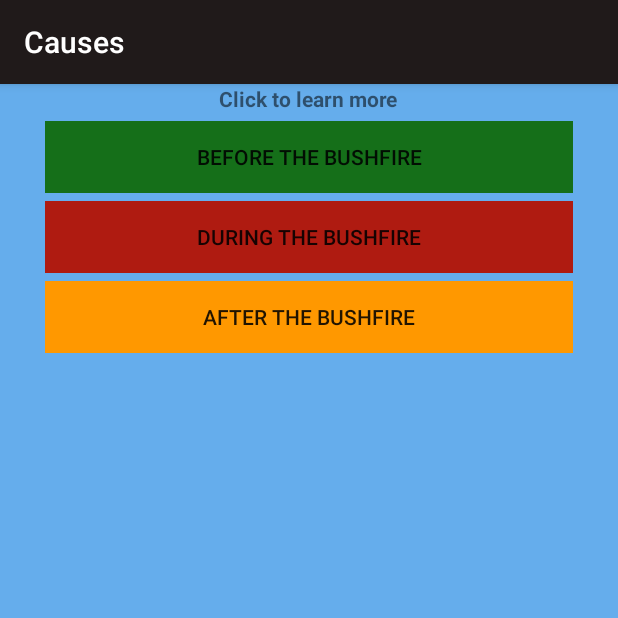
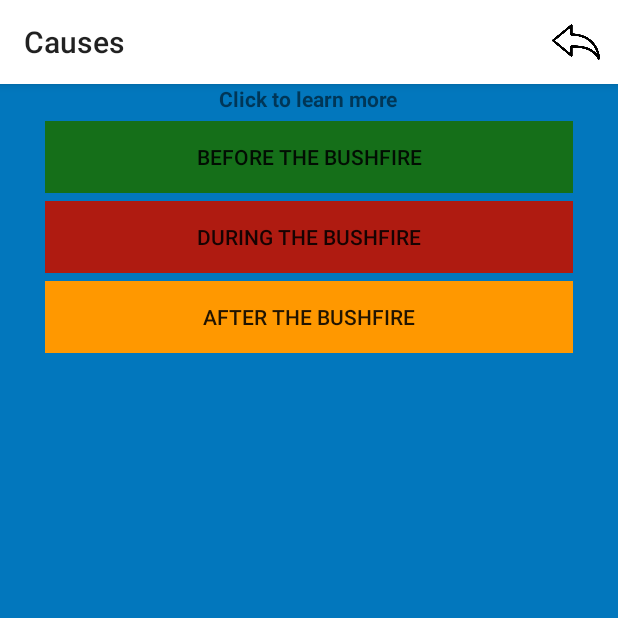
Before and after one commit to fzkfzkqq/mapboxv1.0, an Android app: the ActionActivity screen opened directly, with no data from a screen before it, on a phone screen of 412 x 824 dp, the top half of it. Run offline under Robolectric (Android 15) with nearby library versions, the phone set to English and light mode, and no system bars.

Commit message:
back button added

```diff
--- a/app/build.gradle
+++ b/app/build.gradle
@@ -28,4 +28,7 @@ dependencies {
     testImplementation 'junit:junit:4.12'
     androidTestImplementation 'com.android.support.test:runner:1.0.2'
     androidTestImplementation 'com.android.support.test.espresso:espresso-core:3.0.2'
+
+    implementation fileTree(dir: 'libs', include: ['*.jar'])
+    implementation 'com.android.support:appcompat-v7:28.0.0'
 }
--- a/app/src/main/java/com/example/mapbox/ActionActivity.java
+++ b/app/src/main/java/com/example/mapbox/ActionActivity.java
@@ -1,7 +1,11 @@
 package com.example.mapbox;
 
+import android.content.Intent;
 import android.os.Bundle;
 import android.support.v7.app.AppCompatActivity;
+import android.support.v7.widget.Toolbar;
+import android.view.Menu;
+import android.view.MenuItem;
 import android.view.View;
 import android.widget.Button;
 import android.widget.TextView;
@@ -21,6 +25,9 @@ public class ActionActivity extends AppCompatActivity implements View.OnClickLis
 
     private TextView temporary;
 
+    private Toolbar mTopToolbar;
+
+
     @Override
     protected void onCreate(Bundle savedInstanceState) {
         super.onCreate(savedInstanceState);
@@ -35,6 +42,9 @@ public class ActionActivity extends AppCompatActivity implements View.OnClickLis
         during_text= findViewById(R.id.during_text);
         after_text = findViewById(R.id.after_text);
 
+        //adding a back menu
+        mTopToolbar = (Toolbar) findViewById(R.id.my_toolbar);
+        setSupportActionBar(mTopToolbar);
 
         before.setOnClickListener(this);
         during.setOnClickListener(this);
@@ -67,4 +77,32 @@ public class ActionActivity extends AppCompatActivity implements View.OnClickLis
                 break;
         }
     }
+
+    //adding the toolbar
+    @Override
+    public boolean onCreateOptionsMenu(Menu menu) {
+        // Inflate the menu; this adds items to the action bar if it is present.
+        getMenuInflater().inflate(R.menu.menu_main, menu);
+        return true;
+    }
+
+    @Override
+    public boolean onOptionsItemSelected(MenuItem item) {
+        // Handle action bar item clicks here. The action bar will
+        // automatically handle clicks on the Home/Up button, so long
+        // as you specify a parent activity in AndroidManifest.xml.
+        int id = item.getItemId();
+
+        //noinspection SimplifiableIfStatement
+        if (id == R.id.back) {
+
+            //Add logic here
+            Intent intent = new Intent(ActionActivity.this,MainActivity.class);
+            startActivity(intent);
+
+            return true;
+        }
+
+        return super.onOptionsItemSelected(item);
+    }
 }
--- a/app/src/main/res/layout/actions.xml
+++ b/app/src/main/res/layout/actions.xml
@@ -8,6 +8,13 @@
     tools:context=".MainActivity"
     android:animateLayoutChanges="true">
 
+    <android.support.v7.widget.Toolbar
+        android:id="@+id/my_toolbar"
+        android:layout_width="match_parent"
+        android:layout_height="?attr/actionBarSize"
+        style="@style/HeaderBar"
+        android:elevation="4dp"
+        />
 
     <LinearLayout
         android:layout_width="match_parent"
--- a/app/src/main/res/layout/activity_main.xml
+++ b/app/src/main/res/layout/activity_main.xml
@@ -7,7 +7,10 @@
     android:layout_height="match_parent"
     android:orientation="vertical"
     tools:context=".MainActivity"
+
     android:background="@color/backgroundclr">
+
+
 
     <com.mapbox.mapboxsdk.maps.MapView
         android:id="@+id/mapView"
--- /dev/null
+++ b/app/src/main/res/menu/menu_main.xml
@@ -0,0 +1,12 @@
+<?xml version="1.0" encoding="utf-8"?>
+<menu xmlns:app="http://schemas.android.com/apk/res-auto"
+    xmlns:android="http://schemas.android.com/apk/res/android">
+
+    <item
+        android:id="@+id/back"
+        android:orderInCategory="300"
+        android:title="back"
+        android:icon="@drawable/back"
+        app:showAsAction="ifRoom"></item>
+
+</menu>
--- a/app/src/main/res/values/colors.xml
+++ b/app/src/main/res/values/colors.xml
@@ -1,9 +1,9 @@
 <?xml version="1.0" encoding="utf-8"?>
 <resources>
-    <color name="colorPrimary">#201A1A</color>
-    <color name="colorPrimaryDark">#090404</color>
+    <color name="colorPrimary">#FFFFFF</color>
+    <color name="colorPrimaryDark">#0C0B0B</color>
     <color name="colorAccent">#FFEB3B</color>
-    <color name="backgroundclr">#65ADEC</color>
+    <color name="backgroundclr">#0277BD</color>
     <color name="cardwhite">#FFFFFF</color>
     <color name="fuelload">#FFFFFF</color>
     <color name="moisture">#BBBBBE</color>
@@ -16,6 +16,6 @@
     <color name="during">#AF1B11</color>
     <color name="after">#FF9800</color>
 
-    <color name="black_overlay">#66000000</color>
+    <color name="black_overlay">#66F1EAEA</color>
 
 </resources>
--- a/app/src/main/res/values/styles.xml
+++ b/app/src/main/res/values/styles.xml
@@ -6,6 +6,7 @@
         <item name="colorPrimary">@color/colorPrimary</item>
         <item name="colorPrimaryDark">@color/colorPrimaryDark</item>
         <item name="colorAccent">@color/colorAccent</item>
+        <item name="windowNoTitle">true</item>
     </style>
 
     <style name="FullscreenTheme" parent="AppTheme">
@@ -20,4 +21,9 @@
         <item name="android:background">@color/black_overlay</item>
     </style>
 
+    <style name="HeaderBar">
+        <item name="android:background">#FFFFFF</item>
+
+    </style>
+
 </resources>
```
Also changed, not shown: app/src/main/java/com/example/mapbox/CauseActivity.java (+39 -0 lines), app/src/main/java/com/example/mapbox/Details.java (+41 -0 lines), app/src/main/java/com/example/mapbox/Historic.java (+39 -0 lines), app/src/main/java/com/example/mapbox/MainActivity.java (+40 -24 lines), app/src/main/res/layout/activity_historic.xml (+8 -0 lines), app/src/main/res/layout/causes.xml (+7 -0 lines), app/src/main/res/layout/fragment_details.xml (+9 -0 lines), app/src/main/res/drawable/back.png (added).
